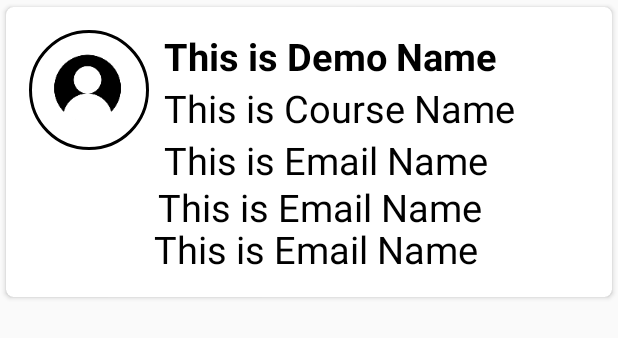
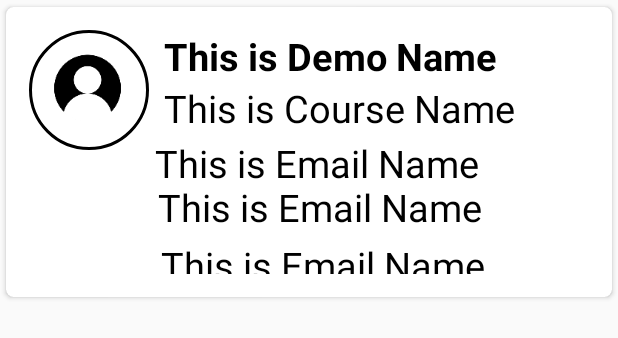
Before and after one commit to ciblorenzo12/EVO, an Android app: the layout event_clicker.xml on its own in the app's theme, with its tools: preview values and no code run, on a phone screen of 412 x 824 dp. Shown: the top 338 px of the screen. Run offline under Robolectric (Android 15) with nearby library versions, the phone set to English and light mode, and no system bars; Roboto replaces fonts that are not available here.

Commit message:
No buggs

```diff
--- a/app/build.gradle
+++ b/app/build.gradle
@@ -29,8 +29,10 @@ android {
     buildFeatures {
         viewBinding = true
     }
-    packagingOptions{
-        pickFirst "androidsupportmultidexversion.txt"
+    packagingOptions {
+        resources {
+            pickFirsts += ['androidsupportmultidexversion.txt']
+        }
     }
 
 }
--- a/app/src/main/java/com/evopackage/evo/MainWindows_Create_Join_Event.java
+++ b/app/src/main/java/com/evopackage/evo/MainWindows_Create_Join_Event.java
@@ -65,7 +65,7 @@ public class MainWindows_Create_Join_Event extends AppCompatActivity implements
                  if(snapshot.exists()){
                      for (DataSnapshot snap:snapshot.getChildren()){
 
-                         Event evt = new Event(snap.child("name").getValue().toString(), snap.child("date").getValue().toString(), "String location", "String category", "String creator","String uri");
+                         Event evt = new Event(snap.child("name").getValue().toString(), snap.child("date").getValue().toString(), snap.child("address").getValue().toString(), snap.child("category").getValue().toString(), snap.child("creator").getValue().toString(),"String uri");
                          events.add(evt);
 
                      }
--- a/app/src/main/res/layout/event_clicker.xml
+++ b/app/src/main/res/layout/event_clicker.xml
@@ -63,7 +63,8 @@
                 android:layout_width="match_parent"
                 android:layout_height="wrap_content"
                 android:layout_below="@id/Adress_evt"
-                android:layout_marginLeft="10dp"
+                android:layout_marginLeft="4dp"
+                android:layout_marginTop="2dp"
                 android:layout_toRightOf="@id/profile_evt"
                 android:text="This is Email Name"
                 android:textColor="#000"
@@ -86,8 +87,8 @@
                 android:layout_width="match_parent"
                 android:layout_height="wrap_content"
                 android:layout_below="@id/Adress_evt"
-                android:layout_marginLeft="3dp"
-                android:layout_marginTop="59dp"
+                android:layout_marginLeft="8dp"
+                android:layout_marginTop="70dp"
                 android:layout_toRightOf="@id/profile_evt"
                 android:text="This is Email Name"
                 android:textColor="#000"
--- a/build.gradle
+++ b/build.gradle
@@ -9,8 +9,8 @@ buildscript{
 }
 plugins {
 
-    id 'com.android.application' version '7.2.1' apply false
-    id 'com.android.library' version '7.2.1' apply false
+    id 'com.android.application' version '7.2.2' apply false
+    id 'com.android.library' version '7.2.2' apply false
 }
 
 
```
